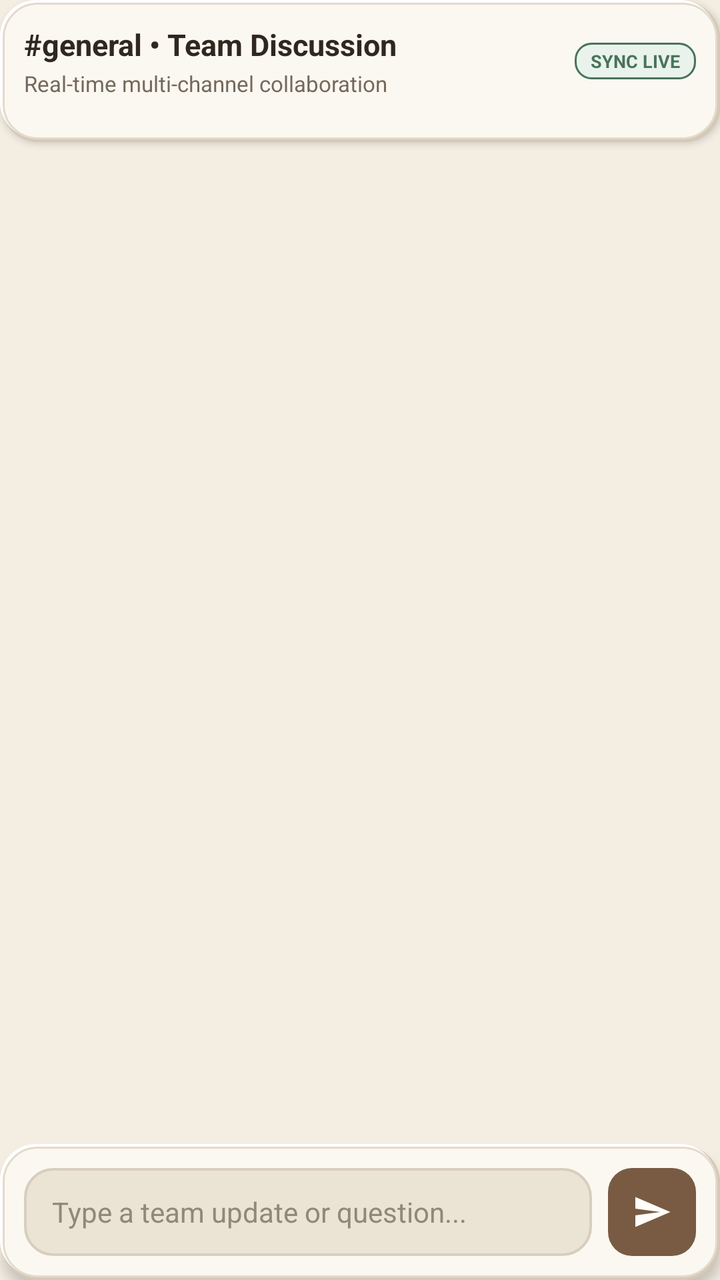
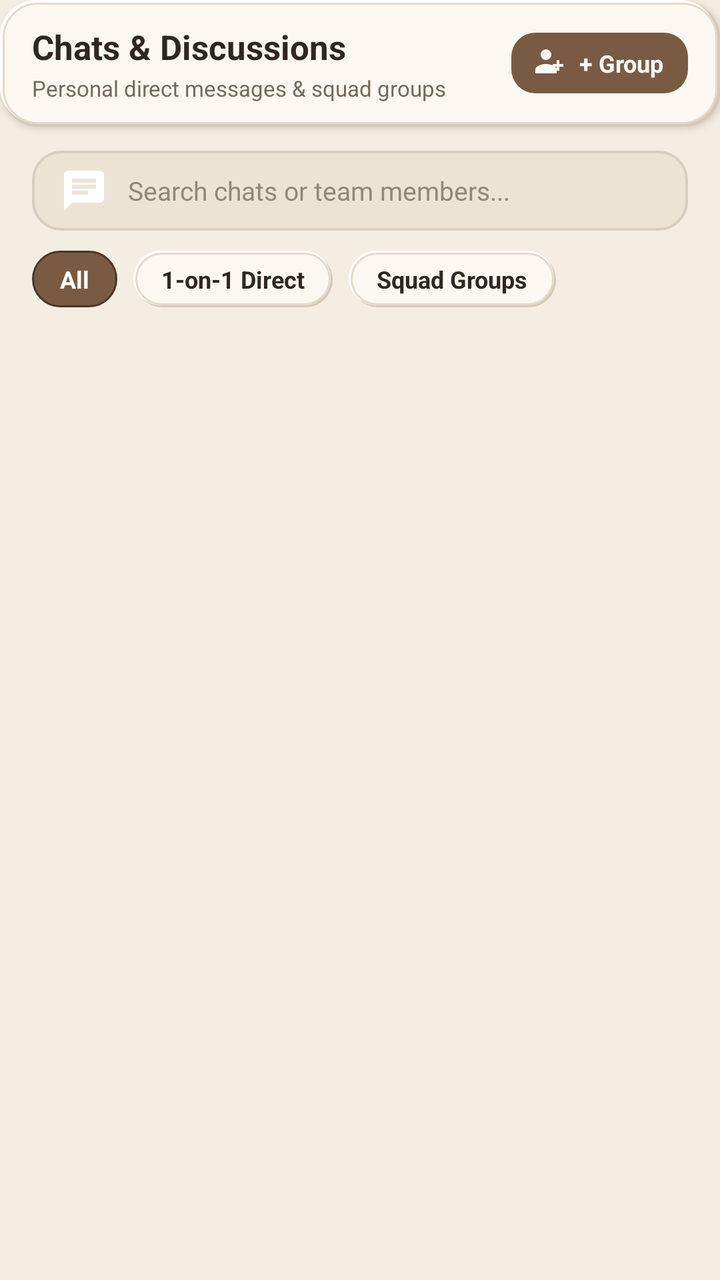

The first picture is an Android layout as it rendered before a commit; the second is the same layout after the commit. The layout source and the unified diff follow.
<!-- AndroidManifest.xml: application theme Theme.ProjectFlow -->
<!-- res/layout/fragment_chat.xml -->
<?xml version="1.0" encoding="utf-8"?>
<RelativeLayout xmlns:android="http://schemas.android.com/apk/res/android"
    xmlns:app="http://schemas.android.com/apk/res-auto"
    android:layout_width="match_parent"
    android:layout_height="match_parent"
    android:background="@color/earth_bg">

    
    <LinearLayout
        android:id="@+id/llChatHeader"
        android:layout_width="match_parent"
        android:layout_height="wrap_content"
        android:layout_alignParentTop="true"
        android:background="@drawable/bg_neu_card"
        android:elevation="2dp"
        android:orientation="vertical"
        android:padding="12dp">

        <RelativeLayout
            android:layout_width="match_parent"
            android:layout_height="wrap_content">

            <LinearLayout
                android:layout_width="wrap_content"
                android:layout_height="wrap_content"
                android:layout_alignParentStart="true"
                android:orientation="vertical">

                <TextView
                    android:id="@+id/tvActiveChannelTitle"
                    android:layout_width="wrap_content"
                    android:layout_height="wrap_content"
                    android:text="#general • Team Discussion"
                    android:textColor="@color/text_main"
                    android:textSize="15sp"
                    android:textStyle="bold" />

                <TextView
                    android:id="@+id/tvActiveChannelSubtitle"
                    android:layout_width="wrap_content"
                    android:layout_height="wrap_content"
                    android:layout_marginTop="2dp"
                    android:text="Real-time multi-channel collaboration"
                    android:textColor="@color/text_secondary"
                    android:textSize="11sp" />
            </LinearLayout>

            <TextView
                android:id="@+id/tvChannelOnlineBadge"
                android:layout_width="wrap_content"
                android:layout_height="wrap_content"
                android:layout_alignParentEnd="true"
                android:layout_centerVertical="true"
                android:background="@drawable/bg_badge_success"
                android:paddingHorizontal="8dp"
                android:paddingVertical="3dp"
                android:text="SYNC LIVE"
                android:textColor="@color/earth_success"
                android:textSize="9sp"
                android:textStyle="bold" />
        </RelativeLayout>

        
        <HorizontalScrollView
            android:layout_width="match_parent"
            android:layout_height="wrap_content"
            android:layout_marginTop="10dp"
            android:scrollbars="none">

            <LinearLayout
                android:id="@+id/llChannelsContainer"
                android:layout_width="wrap_content"
                android:layout_height="wrap_content"
                android:gravity="center_vertical"
                android:orientation="horizontal">

                
            </LinearLayout>
        </HorizontalScrollView>
    </LinearLayout>

    
    <androidx.recyclerview.widget.RecyclerView
        android:id="@+id/rvChatMessages"
        android:layout_width="match_parent"
        android:layout_height="match_parent"
        android:layout_above="@id/llMessageComposer"
        android:layout_below="@id/llChatHeader"
        android:clipToPadding="false"
        android:paddingVertical="10dp" />

    
    <LinearLayout
        android:id="@+id/llEmptyChat"
        android:layout_width="wrap_content"
        android:layout_height="wrap_content"
        android:layout_centerInParent="true"
        android:gravity="center"
        android:orientation="vertical"
        android:visibility="gone">

        <ImageView
            android:layout_width="54dp"
            android:layout_height="54dp"
            android:background="@drawable/bg_neu_circle"
            android:padding="12dp"
            android:src="@drawable/ic_chat"
            app:tint="@color/primary_earth" />

        <TextView
            android:id="@+id/tvEmptyChannelName"
            android:layout_width="wrap_content"
            android:layout_height="wrap_content"
            android:layout_marginTop="12dp"
            android:text="No messages yet in this group."
            android:textColor="@color/text_main"
            android:textSize="14sp"
            android:textStyle="bold" />

        <TextView
            android:layout_width="wrap_content"
            android:layout_height="wrap_content"
            android:layout_marginTop="4dp"
            android:text="Send a message below to kickstart the conversation!"
            android:textColor="@color/text_secondary"
            android:textSize="12sp" />
    </LinearLayout>

    
    <LinearLayout
        android:id="@+id/llMessageComposer"
        android:layout_width="match_parent"
        android:layout_height="wrap_content"
        android:layout_alignParentBottom="true"
        android:background="@drawable/bg_neu_card"
        android:elevation="4dp"
        android:gravity="center_vertical"
        android:orientation="horizontal"
        android:padding="12dp">

        <EditText
            android:id="@+id/etChatMessage"
            android:layout_width="0dp"
            android:layout_height="44dp"
            android:layout_weight="1"
            android:background="@drawable/bg_neu_input"
            android:hint="Type a team update or question..."
            android:importantForAutofill="no"
            android:inputType="textCapSentences|textMultiLine"
            android:maxLines="3"
            android:paddingHorizontal="14dp"
            android:textColor="@color/text_main"
            android:textColorHint="@color/text_muted"
            android:textSize="14sp" />

        <FrameLayout
            android:id="@+id/btnSendMessage"
            android:layout_width="44dp"
            android:layout_height="44dp"
            android:layout_marginStart="8dp"
            android:background="@drawable/bg_button_earth"
            android:clickable="true"
            android:focusable="true">

            <ImageView
                android:layout_width="20dp"
                android:layout_height="20dp"
                android:layout_gravity="center"
                android:src="@drawable/ic_send"
                app:tint="@color/white" />
        </FrameLayout>
    </LinearLayout>
</RelativeLayout>
<!-- resources referenced by this layout -->
<resources>
  <color name="earth_bg">#F3EDE2</color>
  <color name="earth_success">#47745A</color>
  <color name="primary_earth">#795B43</color>
  <color name="text_main">#30271F</color>
  <color name="text_muted">#92877A</color>
  <color name="text_secondary">#74695C</color>
  <color name="white">#FFFDF8</color>
  <color name="neu_highlight">#FFFFFFFF</color>
  <color name="neu_surface">#FBF8F1</color>
  <color name="neu_border">#E4DACB</color>
  <color name="deep_earth">#493628</color>
  <color name="earth_raised">#FFFDF8</color>
  <color name="muted_clay">#B69A78</color>
  <color name="secondary_sand">#D9C9B2</color>
  <color name="earth_surface">#FBF8F1</color>
  <!-- unchanged entries left out for length: 13 -->
</resources>

<!-- the commit's change to res/layout/fragment_chat.xml (unified diff, before → after) -->
@@ -1,173 +1,409 @@
 <?xml version="1.0" encoding="utf-8"?>
-<RelativeLayout xmlns:android="http://schemas.android.com/apk/res/android"
+<FrameLayout xmlns:android="http://schemas.android.com/apk/res/android"
     xmlns:app="http://schemas.android.com/apk/res-auto"
     android:layout_width="match_parent"
     android:layout_height="match_parent"
     android:background="@color/earth_bg">
 
     
+    
+    
     <LinearLayout
-        android:id="@+id/llChatHeader"
+        android:id="@+id/layoutConversationList"
         android:layout_width="match_parent"
-        android:layout_height="wrap_content"
-        android:layout_alignParentTop="true"
-        android:background="@drawable/bg_neu_card"
-        android:elevation="2dp"
+        android:layout_height="match_parent"
         android:orientation="vertical"
-        android:padding="12dp">
-
-        <RelativeLayout
-            android:layout_width="match_parent"
-            android:layout_height="wrap_content">
+        android:visibility="visible">
+
+        
+        <LinearLayout
+            android:layout_width="match_parent"
+            android:layout_height="wrap_content"
+            android:background="@drawable/bg_neu_card"
+            android:elevation="2dp"
+            android:gravity="center_vertical"
+            android:orientation="horizontal"
+            android:paddingHorizontal="16dp"
+            android:paddingVertical="12dp">
 
             <LinearLayout
-                android:layout_width="wrap_content"
-                android:layout_height="wrap_content"
-                android:layout_alignParentStart="true"
+                android:layout_width="0dp"
+                android:layout_height="wrap_content"
+                android:layout_weight="1"
                 android:orientation="vertical">
 
                 <TextView
-                    android:id="@+id/tvActiveChannelTitle"
                     android:layout_width="wrap_content"
                     android:layout_height="wrap_content"
-                    android:text="#general • Team Discussion"
+                    android:text="Chats &amp; Discussions"
+                    android:textColor="@color/text_main"
+                    android:textSize="17sp"
+                    android:textStyle="bold" />
+
+                <TextView
+                    android:layout_width="wrap_content"
+                    android:layout_height="wrap_content"
+                    android:layout_marginTop="2dp"
+                    android:text="Personal direct messages &amp; squad groups"
+                    android:textColor="@color/text_secondary"
+                    android:textSize="11sp" />
+            </LinearLayout>
+
+            
+            <LinearLayout
+                android:id="@+id/btnCreateGroup"
+                android:layout_width="wrap_content"
+                android:layout_height="wrap_content"
+                android:background="@drawable/bg_button_earth"
+                android:clickable="true"
+                android:focusable="true"
+                android:gravity="center"
+                android:orientation="horizontal"
+                android:paddingHorizontal="12dp"
+                android:paddingVertical="7dp">
+
+                <ImageView
+                    android:layout_width="16dp"
+                    android:layout_height="16dp"
+                    android:src="@drawable/ic_group_add"
+                    app:tint="@color/white" />
+
+                <TextView
+                    android:layout_width="wrap_content"
+                    android:layout_height="wrap_content"
+                    android:layout_marginStart="6dp"
+                    android:text="+ Group"
+                    android:textColor="@color/white"
+                    android:textSize="12sp"
+                    android:textStyle="bold" />
+            </LinearLayout>
+        </LinearLayout>
+
+        
+        <LinearLayout
+            android:layout_width="match_parent"
+            android:layout_height="wrap_content"
+            android:paddingHorizontal="16dp"
+            android:paddingTop="12dp">
+
+            <EditText
+                android:id="@+id/etSearchConversations"
+                android:layout_width="match_parent"
+                android:layout_height="40dp"
+                android:background="@drawable/bg_neu_input"
+                android:drawableStart="@drawable/ic_chat"
+                android:drawablePadding="10dp"
+                android:hint="Search chats or team members..."
+                android:importantForAutofill="no"
+                android:inputType="text"
+                android:paddingHorizontal="14dp"
+                android:textColor="@color/text_main"
+                android:textColorHint="@color/text_muted"
+                android:textSize="13sp" />
+        </LinearLayout>
+
+        
+        <LinearLayout
+            android:layout_width="match_parent"
+            android:layout_height="wrap_content"
+            android:orientation="horizontal"
+            android:paddingHorizontal="16dp"
+            android:paddingTop="10dp"
+            android:paddingBottom="6dp">
+
+            <TextView
+                android:id="@+id/tabAllChats"
+                android:layout_width="wrap_content"
+                android:layout_height="wrap_content"
+                android:layout_marginEnd="8dp"
+                android:background="@drawable/bg_neu_pill_active"
+                android:paddingHorizontal="14dp"
+                android:paddingVertical="6dp"
+                android:text="All"
+                android:textColor="@color/white"
+                android:textSize="12sp"
+                android:textStyle="bold" />
+
+            <TextView
+                android:id="@+id/tabDirectChats"
+                android:layout_width="wrap_content"
+                android:layout_height="wrap_content"
+                android:layout_marginEnd="8dp"
+                android:background="@drawable/bg_neu_pill"
+                android:paddingHorizontal="14dp"
+                android:paddingVertical="6dp"
+                android:text="1-on-1 Direct"
+                android:textColor="@color/text_main"
+                android:textSize="12sp"
+                android:textStyle="bold" />
+
+            <TextView
+                android:id="@+id/tabGroupChats"
+                android:layout_width="wrap_content"
+                android:layout_height="wrap_content"
+                android:background="@drawable/bg_neu_pill"
+                android:paddingHorizontal="14dp"
+                android:paddingVertical="6dp"
+                android:text="Squad Groups"
+                android:textColor="@color/text_main"
+                android:textSize="12sp"
+                android:textStyle="bold" />
+        </LinearLayout>
+
+        
+        <androidx.recyclerview.widget.RecyclerView
+            android:id="@+id/rvConversations"
+            android:layout_width="match_parent"
+            android:layout_height="0dp"
+            android:layout_weight="1"
+            android:clipToPadding="false"
+            android:paddingVertical="4dp" />
+
+        
+        <LinearLayout
+            android:id="@+id/llEmptyConversations"
+            android:layout_width="match_parent"
+            android:layout_height="0dp"
+            android:layout_weight="1"
+            android:gravity="center"
+            android:orientation="vertical"
+            android:padding="24dp"
+            android:visibility="gone">
+
+            <ImageView
+                android:layout_width="56dp"
+                android:layout_height="56dp"
+                android:background="@drawable/bg_neu_circle"
+                android:padding="14dp"
+                android:src="@drawable/ic_chat"
+                app:tint="@color/primary_earth" />
+
+            <TextView
+                android:layout_width="wrap_content"
+                android:layout_height="wrap_content"
+                android:layout_marginTop="12dp"
+                android:text="No chats found"
+                android:textColor="@color/text_main"
+                android:textSize="15sp"
+                android:textStyle="bold" />
+
+            <TextView
+                android:layout_width="wrap_content"
+                android:layout_height="wrap_content"
+                android:layout_marginTop="4dp"
+                android:text="Select a team member from Team tab or create a group!"
+                android:textColor="@color/text_secondary"
+                android:textSize="12sp" />
+        </LinearLayout>
+    </LinearLayout>
+
+    
+    
+    
+    <RelativeLayout
+        android:id="@+id/layoutChatRoom"
+        android:layout_width="match_parent"
+        android:layout_height="match_parent"
+        android:visibility="gone">
+
+        
+        <LinearLayout
+            android:id="@+id/llChatRoomHeader"
+            android:layout_width="match_parent"
+            android:layout_height="wrap_content"
+            android:layout_alignParentTop="true"
+            android:background="@drawable/bg_neu_card"
+            android:elevation="3dp"
+            android:gravity="center_vertical"
+            android:orientation="horizontal"
+            android:paddingHorizontal="12dp"
+            android:paddingVertical="10dp">
+
+            
+            <ImageView
+                android:id="@+id/btnBackToConversations"
+                android:layout_width="38dp"
+                android:layout_height="38dp"
+                android:background="?android:attr/selectableItemBackgroundBorderless"
+                android:clickable="true"
+                android:focusable="true"
+                android:padding="7dp"
+                android:src="@drawable/ic_arrow_back"
+                app:tint="@color/text_main" />
+
+            
+            <FrameLayout
+                android:layout_width="38dp"
+                android:layout_height="38dp"
+                android:layout_marginStart="6dp">
+
+                <LinearLayout
+                    android:layout_width="38dp"
+                    android:layout_height="38dp"
+                    android:background="@drawable/bg_neu_circle"
+                    android:gravity="center">
+
+                    <TextView
+                        android:id="@+id/tvChatRoomInitial"
+                        android:layout_width="wrap_content"
+                        android:layout_height="wrap_content"
+                        android:text="RV"
+                        android:textColor="@color/primary_earth"
+                        android:textSize="14sp"
+                        android:textStyle="bold" />
+
+                    <ImageView
+                        android:id="@+id/ivChatRoomGroupIcon"
+                        android:layout_width="18dp"
+                        android:layout_height="18dp"
+                        android:src="@drawable/ic_team"
+                        android:visibility="gone"
+                        app:tint="@color/primary_earth" />
+                </LinearLayout>
+
+                <View
+                    android:id="@+id/viewChatRoomOnlineDot"
+                    android:layout_width="10dp"
+                    android:layout_height="10dp"
+                    android:layout_gravity="bottom|end"
+                    android:background="@drawable/bg_dot_done" />
+            </FrameLayout>
+
+            <LinearLayout
+                android:layout_width="0dp"
+                android:layout_height="wrap_content"
+                android:layout_marginStart="10dp"
+                android:layout_weight="1"
+                android:orientation="vertical">
+
+                <TextView
+                    android:id="@+id/tvChatRoomTitle"
+                    android:layout_width="wrap_content"
+                    android:layout_height="wrap_content"
+                    android:ellipsize="end"
+                    android:maxLines="1"
+                    android:text="Rahul Verma"
                     android:textColor="@color/text_main"
                     android:textSize="15sp"
                     android:textStyle="bold" />
 
                 <TextView
-                    android:id="@+id/tvActiveChannelSubtitle"
+                    android:id="@+id/tvChatRoomSubtitle"
                     android:layout_width="wrap_content"
                     android:layout_height="wrap_content"
-                    android:layout_marginTop="2dp"
-                    android:text="Real-time multi-channel collaboration"
-                    android:textColor="@color/text_secondary"
+                    android:layout_marginTop="1dp"
+                    android:ellipsize="end"
+                    android:maxLines="1"
+                    android:text="Online • Direct Chat"
+                    android:textColor="@color/earth_success"
                     android:textSize="11sp" />
             </LinearLayout>
 
             <TextView
-                android:id="@+id/tvChannelOnlineBadge"
-                android:layout_width="wrap_content"
-                android:layout_height="wrap_content"
-                android:layout_alignParentEnd="true"
-                android:layout_centerVertical="true"
+                android:id="@+id/tvChatRoomTypeBadge"
+                android:layout_width="wrap_content"
+                android:layout_height="wrap_content"
                 android:background="@drawable/bg_badge_success"
                 android:paddingHorizontal="8dp"
                 android:paddingVertical="3dp"
-                android:text="SYNC LIVE"
-                android:textColor="@color/earth_success"
+                android:text="1-ON-1"
+                android:textColor="@color/primary_earth"
                 android:textSize="9sp"
                 android:textStyle="bold" />
-        </RelativeLayout>
-
-        
-        <HorizontalScrollView
-            android:layout_width="match_parent"
-            android:layout_height="wrap_content"
-            android:layout_marginTop="10dp"
-            android:scrollbars="none">
-
-            <LinearLayout
-                android:id="@+id/llChannelsContainer"
-                android:layout_width="wrap_content"
-                android:layout_height="wrap_content"
-                android:gravity="center_vertical"
-                android:orientation="horizontal">
-
-                
-            </LinearLayout>
-        </HorizontalScrollView>
-    </LinearLayout>
-
-    
-    <androidx.recyclerview.widget.RecyclerView
-        android:id="@+id/rvChatMessages"
-        android:layout_width="match_parent"
-        android:layout_height="match_parent"
-        android:layout_above="@id/llMessageComposer"
-        android:layout_below="@id/llChatHeader"
-        android:clipToPadding="false"
-        android:paddingVertical="10dp" />
-
-    
-    <LinearLayout
-        android:id="@+id/llEmptyChat"
-        android:layout_width="wrap_content"
-        android:layout_height="wrap_content"
-        android:layout_centerInParent="true"
-        android:gravity="center"
-        android:orientation="vertical"
-        android:visibility="gone">
-
-        <ImageView
-            android:layout_width="54dp"
-            android:layout_height="54dp"
-            android:background="@drawable/bg_neu_circle"
-            android:padding="12dp"
-            android:src="@drawable/ic_chat"
-            app:tint="@color/primary_earth" />
-
-        <TextView
-            android:id="@+id/tvEmptyChannelName"
+        </LinearLayout>
+
+        
+        <androidx.recyclerview.widget.RecyclerView
+            android:id="@+id/rvChatMessages"
+            android:layout_width="match_parent"
+            android:layout_height="match_parent"
+            android:layout_above="@id/llMessageComposer"
+            android:layout_below="@id/llChatRoomHeader"
+            android:clipToPadding="false"
+            android:paddingVertical="8dp" />
+
+        
+        <LinearLayout
+            android:id="@+id/llEmptyChat"
             android:layout_width="wrap_content"
             android:layout_height="wrap_content"
-            android:layout_marginTop="12dp"
-            android:text="No messages yet in this group."
-            android:textColor="@color/text_main"
-            android:textSize="14sp"
-            android:textStyle="bold" />
-
-        <TextView
-            android:layout_width="wrap_content"
-            android:layout_height="wrap_content"
-            android:layout_marginTop="4dp"
-            android:text="Send a message below to kickstart the conversation!"
-            android:textColor="@color/text_secondary"
-            android:textSize="12sp" />
-    </LinearLayout>
-
-    
-    <LinearLayout
-        android:id="@+id/llMessageComposer"
-        android:layout_width="match_parent"
-        android:layout_height="wrap_content"
-        android:layout_alignParentBottom="true"
-        android:background="@drawable/bg_neu_card"
-        android:elevation="4dp"
-        android:gravity="center_vertical"
-        android:orientation="horizontal"
-        android:padding="12dp">
-
-        <EditText
-            android:id="@+id/etChatMessage"
-            android:layout_width="0dp"
-            android:layout_height="44dp"
-            android:layout_weight="1"
-            android:background="@drawable/bg_neu_input"
-            android:hint="Type a team update or question..."
-            android:importantForAutofill="no"
-            android:inputType="textCapSentences|textMultiLine"
-            android:maxLines="3"
-            android:paddingHorizontal="14dp"
-            android:textColor="@color/text_main"
-            android:textColorHint="@color/text_muted"
-            android:textSize="14sp" />
-
-        <FrameLayout
-            android:id="@+id/btnSendMessage"
-            android:layout_width="44dp"
-            android:layout_height="44dp"
-            android:layout_marginStart="8dp"
-            android:background="@drawable/bg_button_earth"
-            android:clickable="true"
-            android:focusable="true">
+            android:layout_centerInParent="true"
+            android:gravity="center"
+            android:orientation="vertical"
+            android:padding="20dp"
+            android:visibility="gone">
 
             <ImageView
-                android:layout_width="20dp"
-                android:layout_height="20dp"
-                android:layout_gravity="center"
-                android:src="@drawable/ic_send"
-                app:tint="@color/white" />
-        </FrameLayout>
-    </LinearLayout>
-</RelativeLayout>
+                android:layout_width="50dp"
+                android:layout_height="50dp"
+                android:background="@drawable/bg_neu_circle"
+                android:padding="12dp"
+                android:src="@drawable/ic_chat"
+                app:tint="@color/primary_earth" />
+
+            <TextView
+                android:id="@+id/tvEmptyChannelName"
+                android:layout_width="wrap_content"
+                android:layout_height="wrap_content"
+                android:layout_marginTop="10dp"
+                android:text="No messages yet."
+                android:textColor="@color/text_main"
+                android:textSize="14sp"
+                android:textStyle="bold" />
+
+            <TextView
+                android:layout_width="wrap_content"
+                android:layout_height="wrap_content"
+                android:layout_marginTop="2dp"
+                android:text="Send a message below to start the conversation!"
+                android:textColor="@color/text_secondary"
+                android:textSize="12sp" />
+        </LinearLayout>
+
+        
+        <LinearLayout
+            android:id="@+id/llMessageComposer"
+            android:layout_width="match_parent"
+            android:layout_height="wrap_content"
+            android:layout_alignParentBottom="true"
+            android:background="@drawable/bg_neu_card"
+            android:elevation="4dp"
+            android:gravity="center_vertical"
+            android:orientation="horizontal"
+            android:padding="10dp">
+
+            <EditText
+                android:id="@+id/etChatMessage"
+                android:layout_width="0dp"
+                android:layout_height="44dp"
+                android:layout_weight="1"
+                android:background="@drawable/bg_neu_input"
+                android:hint="Message..."
+                android:importantForAutofill="no"
+                android:inputType="textCapSentences|textMultiLine"
+                android:maxLines="3"
+                android:paddingHorizontal="14dp"
+                android:textColor="@color/text_main"
+                android:textColorHint="@color/text_muted"
+                android:textSize="14sp" />
+
+            <FrameLayout
+                android:id="@+id/btnSendMessage"
+                android:layout_width="44dp"
+                android:layout_height="44dp"
+                android:layout_marginStart="8dp"
+                android:background="@drawable/bg_button_earth"
+                android:clickable="true"
+                android:focusable="true">
+
+                <ImageView
+                    android:layout_width="20dp"
+                    android:layout_height="20dp"
+                    android:layout_gravity="center"
+                    android:src="@drawable/ic_send"
+                    app:tint="@color/white" />
+            </FrameLayout>
+        </LinearLayout>
+    </RelativeLayout>
+
+</FrameLayout>
<!-- resource entries referenced after the edit -->
@@ -7,6 +7,91 @@
   <color name="text_muted">#92877A</color>
   <color name="text_secondary">#74695C</color>
   <color name="white">#FFFDF8</color>
+  <!-- drawable bg_dot_done (drawable) -->
+  <?xml version="1.0" encoding="utf-8"?>
+  <shape xmlns:android="http://schemas.android.com/apk/res/android"
+      android:shape="oval">
+      <size android:width="8dp" android:height="8dp" />
+      <solid android:color="@color/chart_done" />
+  </shape>
+  <!-- drawable bg_neu_pill (drawable) -->
+  <?xml version="1.0" encoding="utf-8"?>
+  <layer-list xmlns:android="http://schemas.android.com/apk/res/android">
+      <item
+          android:left="1dp"
+          android:top="1dp"
+          android:right="0dp"
+          android:bottom="0dp">
+          <shape android:shape="rectangle">
+              <corners android:radius="20dp" />
+              <solid android:color="@color/neu_shadow_soft" />
+          </shape>
+      </item>
+      <item
+          android:left="0dp"
+          android:top="0dp"
+          android:right="1dp"
+          android:bottom="1dp">
+          <shape android:shape="rectangle">
+              <corners android:radius="20dp" />
+              <solid android:color="@color/neu_highlight" />
+          </shape>
+      </item>
+      <item
+          android:left="1dp"
+          android:top="1dp"
+          android:right="1dp"
+          android:bottom="1dp">
+          <shape android:shape="rectangle">
+              <corners android:radius="20dp" />
+              <solid android:color="@color/neu_surface" />
+              <stroke
+                  android:width="1dp"
+                  android:color="@color/neu_border" />
+          </shape>
+      </item>
+  </layer-list>
+  <!-- drawable bg_neu_pill_active (drawable) -->
+  <?xml version="1.0" encoding="utf-8"?>
+  <shape xmlns:android="http://schemas.android.com/apk/res/android"
+      android:shape="rectangle">
+      <corners android:radius="999dp" />
+      <solid android:color="@color/primary_earth" />
+      <stroke
+          android:width="1dp"
+          android:color="@color/deep_earth" />
+  </shape>
+  <!-- drawable ic_arrow_back (drawable) -->
+  <vector xmlns:android="http://schemas.android.com/apk/res/android"
+      android:width="24dp"
+      android:height="24dp"
+      android:viewportWidth="24"
+      android:viewportHeight="24">
+    <path
+        android:fillColor="#292D28"
+        android:pathData="M20,11H7.83l5.59,-5.59L12,4l-8,8 8,8 1.41,-1.41L7.83,13H20v-2z"/>
+  </vector>
+  <!-- drawable ic_group_add (drawable) -->
+  <vector xmlns:android="http://schemas.android.com/apk/res/android"
+      android:width="24dp"
+      android:height="24dp"
+      android:viewportWidth="24"
+      android:viewportHeight="24">
+    <path
+        android:fillColor="#292D28"
+        android:pathData="M8,10a4,4 0,1,0 0,-8a4,4 0,0,0 0,8zM8,13c-2.67,0 -8,1.34 -8,4v3h16v-3c0,-2.66 -5.33,-4 -8,-4zM18,10h-2v3h-3v2h3v3h2v-3h3v-2h-3z"/>
+  </vector>
+  <!-- drawable ic_team (drawable) -->
+  <vector xmlns:android="http://schemas.android.com/apk/res/android"
+      android:width="24dp"
+      android:height="24dp"
+      android:viewportWidth="24"
+      android:viewportHeight="24">
+      <path
+          android:fillColor="@android:color/white"
+          android:pathData="M16,11c1.66,0 2.99,-1.34 2.99,-3S17.66,5 16,5c-1.66,0 -3,1.34 -3,3s1.34,3 3,3zm-8,0c1.66,0 2.99,-1.34 2.99,-3S9.66,5 8,5C6.34,5 5,6.34 5,8s1.34,3 3,3zm0,2c-2.33,0 -7,1.17 -7,3.5V19h14v-2.5c0,-2.33 -4.67,-3.5 -7,-3.5zm8,0c-0.29,0 -0.62,0.02 -0.97,0.05 1.16,0.84 1.97,1.97 1.97,3.45V19h6v-2.5c0,-2.33 -4.67,-3.5 -7,-3.5z" />
+  </vector>
+  <color name="chart_done">#3E8E55</color>
   <color name="neu_highlight">#FFFFFFFF</color>
   <color name="neu_surface">#FBF8F1</color>
   <color name="neu_border">#E4DACB</color>
